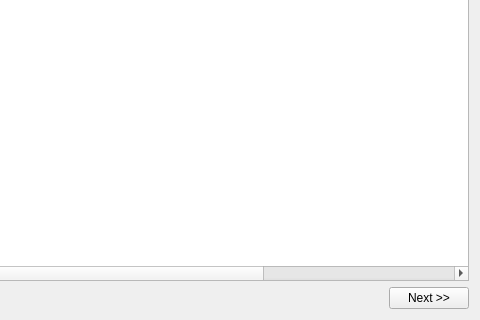
Qt form estorecpp/managestockitems.ui (Watti/estorecpp) before a commit; both pictures show x 145 to 625 and y 141 to 461 of the 625 by 461 pixel window.
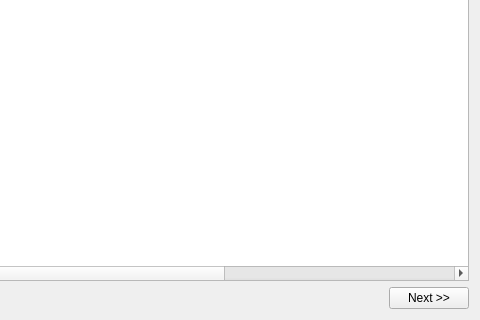
The same form after that commit.

Commit message: stock table view added

```diff
--- a/estorecpp/managestockitems.ui
+++ b/estorecpp/managestockitems.ui
@@ -670,7 +670,7 @@
       </font>
      </property>
      <property name="columnCount">
-      <number>9</number>
+      <number>10</number>
      </property>
      <column/>
      <column/>
@@ -681,6 +681,7 @@
      <column/>
      <column/>
      <column/>
+     <column/>
     </widget>
    </item>
    <item>
```
The commit also changes 1 other file.
